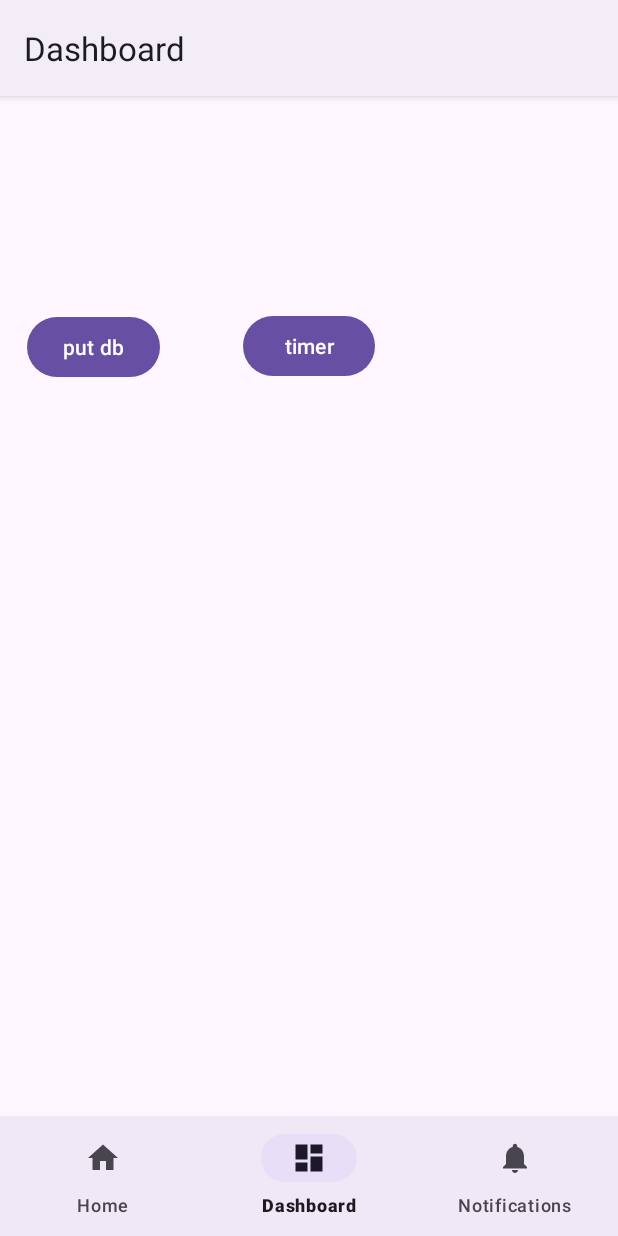
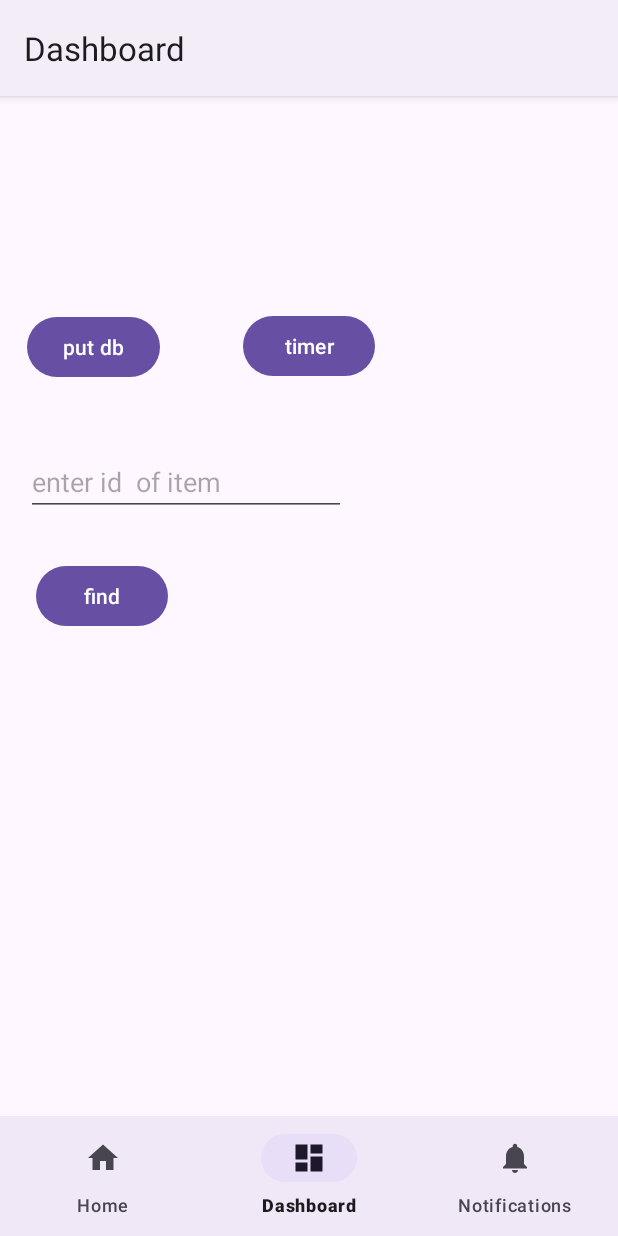
Before and after one commit to abdultanveer/B5standardapp, an Android app: the DashboardFragment screen opened through its navigation route, on a phone screen of 412 x 824 dp. Run offline under Robolectric (Android 15) with nearby library versions, the phone set to English and light mode, and no system bars; our stand-ins replace navigation-ui.

Commit message:
get data from db table

```diff
--- a/app/src/main/java/com/example/b5standardapp/data/ItemDao.kt
+++ b/app/src/main/java/com/example/b5standardapp/data/ItemDao.kt
@@ -3,6 +3,8 @@ package com.example.b5standardapp.data
 import androidx.room.Dao
 import androidx.room.Insert
 import androidx.room.OnConflictStrategy
+import androidx.room.Query
+import kotlinx.coroutines.flow.Flow
 
 @Dao
 interface ItemDao {
@@ -10,14 +12,16 @@ interface ItemDao {
     @Insert(onConflict = OnConflictStrategy.IGNORE)
     suspend fun insert(item: Item)
 
+    @Query("SELECT * from item WHERE id = :id")
+    fun getItem(id: Int): Flow<Item>
+
    /* @Update
     suspend fun update(item: Item)
 
     @Delete
     suspend fun delete(item: Item)
 
-    @Query("SELECT * from item WHERE id = :id")
-    fun getItem(id: Int): Flow<Item>
+
 
     @Query("SELECT * from item ORDER BY itemName ASC")
     fun getItems(): Flow<List<Item>>*/
--- a/app/src/main/java/com/example/b5standardapp/ui/dashboard/DashboardFragment.kt
+++ b/app/src/main/java/com/example/b5standardapp/ui/dashboard/DashboardFragment.kt
@@ -27,7 +27,6 @@ class DashboardFragment : Fragment() {
     // This property is only valid between onCreateView and
     // onDestroyView.
     private val binding get() = _binding!!
-
     override fun onCreateView(
         inflater: LayoutInflater,
         container: ViewGroup?,
@@ -62,8 +61,19 @@ class DashboardFragment : Fragment() {
                 viewModel.insertData(item)
             }
 
+        binding.btnFind.setOnClickListener { findItem() }
+
+
+
             return root
         }
+
+
+    private fun findItem() {
+        viewModel.retrieveItem(binding.etId.text.toString().toInt()).observe(this.viewLifecycleOwner) {
+                foundItem -> binding.textDashboard.text = foundItem.toString()
+        }
+    }
 
 
 
--- a/app/src/main/java/com/example/b5standardapp/ui/dashboard/DashboardViewModel.kt
+++ b/app/src/main/java/com/example/b5standardapp/ui/dashboard/DashboardViewModel.kt
@@ -5,6 +5,7 @@ import androidx.lifecycle.LiveData
 import androidx.lifecycle.MutableLiveData
 import androidx.lifecycle.ViewModel
 import androidx.lifecycle.ViewModelProvider
+import androidx.lifecycle.asLiveData
 import androidx.lifecycle.viewModelScope
 import com.example.b5standardapp.data.Item
 import com.example.b5standardapp.data.ItemDao
@@ -47,6 +48,11 @@ class DashboardViewModel(private val itemDao: ItemDao) : ViewModel() {
          }
     }
 
+    fun retrieveItem(id: Int): LiveData<Item> {
+        return itemDao.getItem(id).asLiveData()
+
+    }
+
 /*    private val _text = MutableLiveData<String>().apply {
         value = "This is dashboard Fragment"
     }
--- a/app/src/main/res/layout/fragment_dashboard.xml
+++ b/app/src/main/res/layout/fragment_dashboard.xml
@@ -38,4 +38,26 @@
         android:text="put db"
         app:layout_constraintStart_toStartOf="parent"
         app:layout_constraintTop_toTopOf="parent" />
+
+    <EditText
+        android:id="@+id/etId"
+        android:layout_width="wrap_content"
+        android:layout_height="wrap_content"
+        android:layout_marginStart="17dp"
+        android:layout_marginTop="43dp"
+        android:ems="10"
+        android:hint="enter id  of item"
+        android:inputType="text"
+        app:layout_constraintStart_toStartOf="parent"
+        app:layout_constraintTop_toBottomOf="@+id/btnPut" />
+
+    <Button
+        android:id="@+id/btnFind"
+        android:layout_width="wrap_content"
+        android:layout_height="wrap_content"
+        android:layout_marginStart="24dp"
+        android:layout_marginTop="29dp"
+        android:text="find"
+        app:layout_constraintStart_toStartOf="parent"
+        app:layout_constraintTop_toBottomOf="@+id/etId" />
 </androidx.constraintlayout.widget.ConstraintLayout>
```
